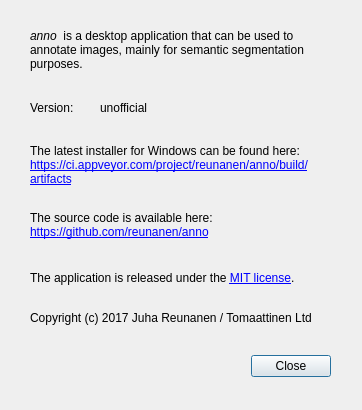
The window that about.ui (reunanen/anno) describes before a commit, drawn with Qt 5.
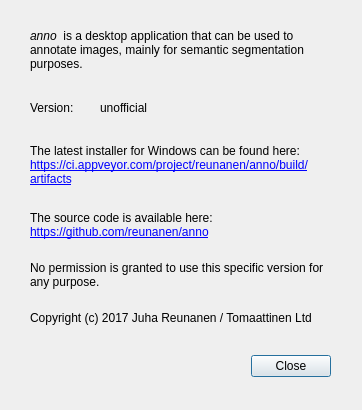
The same window after the commit.

What changed in the file:
```diff
--- a/about.ui
+++ b/about.ui
@@ -77,13 +77,16 @@
    <property name="geometry">
     <rect>
      <x>30</x>
-     <y>270</y>
+     <y>260</y>
      <width>311</width>
-     <height>16</height>
+     <height>31</height>
     </rect>
    </property>
    <property name="text">
-    <string>The application is released under the &lt;a href=&quot;https://github.com/reunanen/anno/blob/master/LICENSE&quot;&gt;MIT license&lt;/a&gt;.</string>
+    <string>&lt;html&gt;&lt;head/&gt;&lt;body&gt;&lt;p&gt;No permission is granted to use this specific version for any purpose.&lt;/p&gt;&lt;/body&gt;&lt;/html&gt;</string>
+   </property>
+   <property name="wordWrap">
+    <bool>true</bool>
    </property>
    <property name="openExternalLinks">
     <bool>true</bool>
```
